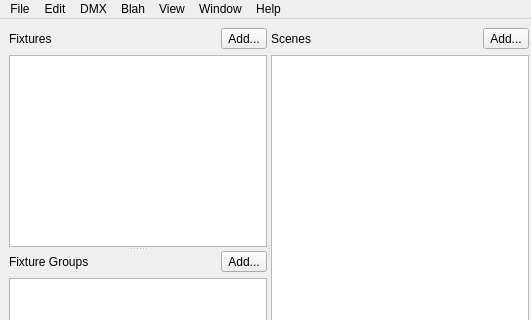
This is ui/showwindow.ui in BrendanTWhite/Footlight as Qt 5 draws it before an edit; both pictures show x 0 to 531 and y 0 to 320 of the 800 by 500 pixel window. The edited form follows.
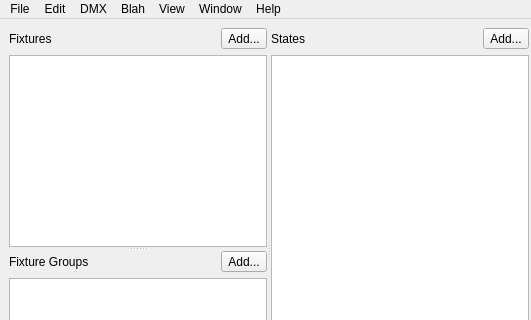
This is the edited form. Icons and pictures are not drawn.

Commit message: Renamed "Scenes" to the industry standard "States"

```diff
--- a/ui/showwindow.ui
+++ b/ui/showwindow.ui
@@ -120,7 +120,7 @@
           <item>
            <widget class="QLabel" name="scenesLabel">
             <property name="text">
-             <string>Scenes</string>
+             <string>States</string>
             </property>
            </widget>
           </item>
```
Left out of the diff: 23 changed lines with no effect on the pictures. The commit also changes 6 other files.
